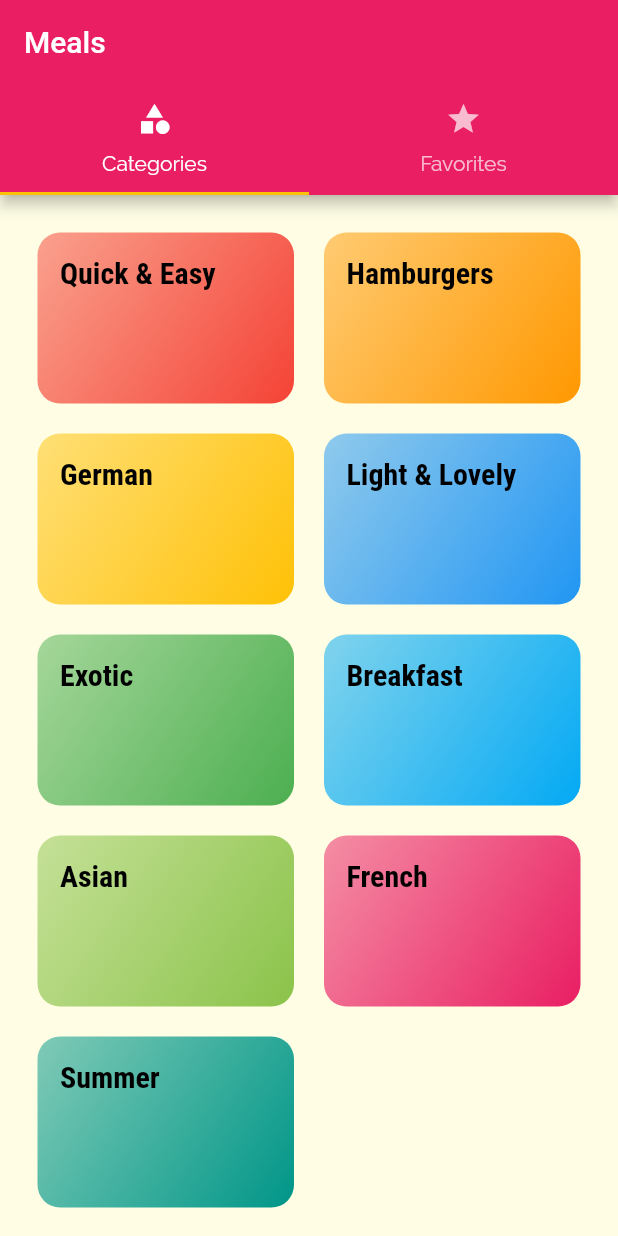
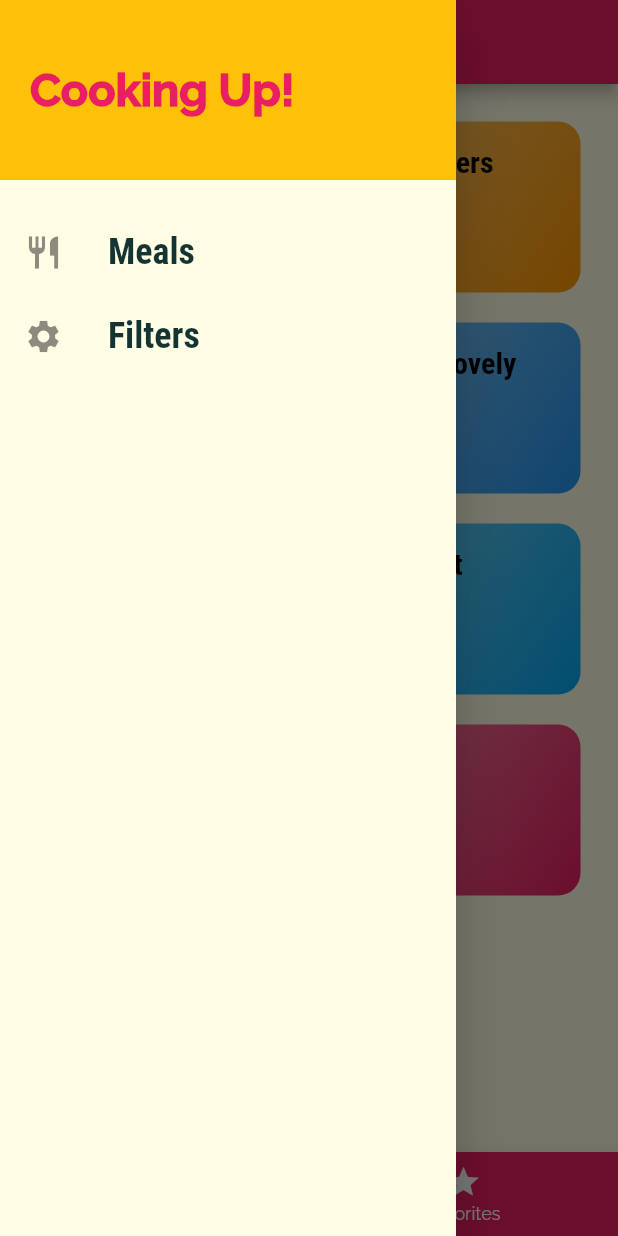
Before and after one commit to Hussain-7/Flutter_meals_app, a Flutter app: the screen it shows after launch, with the side drawer open (before the commit the screen has no drawer), on a phone screen of 412 x 824 dp. Run offline on Flutter 3.47's test engine with Material 2 defaults, Android fonts, the phone set to English and light mode, and no system bars.

Commit message:
side bar screen navigation added

```diff
--- a/lib/main.dart
+++ b/lib/main.dart
@@ -1,6 +1,7 @@
 import 'package:flutter/material.dart';
 import 'package:meal_app/screens/categories_screen.dart';
 import 'package:meal_app/screens/category_meals_screen.dart';
+import 'package:meal_app/screens/filters_screen.dart';
 import 'package:meal_app/screens/meal_detail_screen.dart';
 import 'package:meal_app/screens/tabs_screen.dart';
 
@@ -39,6 +40,7 @@ class MyApp extends StatelessWidget {
           '/': (ctx) => TabsScreen(),
           CategoryMealsScreen.route: (ctx) => CategoryMealsScreen(),
           MealDetailScreen.route: (ctx) => MealDetailScreen(),
+          FiltersScreen.route: (ctx) => FiltersScreen(),
         },
         // onGenerateRoute: (settings) {
         //   print(settings.name);
--- a/lib/screens/tabs_screen.dart
+++ b/lib/screens/tabs_screen.dart
@@ -1,6 +1,7 @@
 import 'package:flutter/material.dart';
 import 'package:meal_app/screens/categories_screen.dart';
 import 'package:meal_app/screens/favorites_screen.dart';
+import 'package:meal_app/widgets/main_drawer.dart';
 
 class TabsScreen extends StatefulWidget {
   const TabsScreen({Key? key}) : super(key: key);
@@ -10,33 +11,81 @@ class TabsScreen extends StatefulWidget {
 }
 
 class _TabsScreenState extends State<TabsScreen> {
+  List<Map<String, Object>> _pages = [
+    {'page': CategoriesScreen(), 'title': 'Categories'},
+    {'page': FavoritesScreen(), 'title': 'Your Favorites'},
+  ];
+  int _selectedPageIndex = 0;
+  void _selectPage(int index) {
+    setState(() {
+      _selectedPageIndex = index;
+    });
+  }
+
   @override
   Widget build(BuildContext context) {
-    return DefaultTabController(
-      length: 2,
-      child: Scaffold(
-        appBar: AppBar(
-          title: const Text('Meals'),
-          bottom: TabBar(
-            tabs: [
-              Tab(
-                icon: Icon(Icons.category),
-                text: 'Categories',
-              ),
-              Tab(
-                icon: Icon(Icons.star),
-                text: 'Favorites',
-              ),
-            ],
+    return Scaffold(
+      appBar: AppBar(
+        title: Text(_pages[_selectedPageIndex]['title'] as String),
+      ),
+      drawer: MainDrawer(),
+      body: _pages[_selectedPageIndex]['page'] as Widget,
+      bottomNavigationBar: BottomNavigationBar(
+        onTap: _selectPage,
+        backgroundColor: Theme.of(context).primaryColor,
+        unselectedItemColor: Colors.white,
+        selectedItemColor: Theme.of(context).accentColor,
+        currentIndex: _selectedPageIndex,
+        items: [
+          BottomNavigationBarItem(
+            backgroundColor: Theme.of(context).primaryColor,
+            icon: Icon(Icons.category),
+            label: 'Categories',
           ),
-        ),
-        body: TabBarView(
-          children: [
-            CategoriesScreen(),
-            FavoritesScreen(),
-          ],
-        ),
+          BottomNavigationBarItem(
+            backgroundColor: Theme.of(context).primaryColor,
+            icon: Icon(Icons.star),
+            label: 'Favorites',
+          ),
+        ],
       ),
     );
   }
 }
+
+
+
+
+
+
+
+
+
+    // ** Top Navigation can be used this way
+
+    //  DefaultTabController(
+    //   length: 2,
+    //   child: Scaffold(
+    //     appBar: AppBar(
+    //       title: const Text('Meals'),
+    //       bottom: TabBar(
+    //         tabs: [
+    //           Tab(
+    //             icon: Icon(Icons.category),
+    //             text: 'Categories',
+    //           ),
+    //           Tab(
+    //             icon: Icon(Icons.star),
+    //             text: 'Favorites',
+    //           ),
+    //         ],
+    //       ),
+    //     ),
+    //     body: TabBarView(
+    //       children: [
+    //         CategoriesScreen(),
+    //         FavoritesScreen(),
+    //       ],
+    //     ),
+    //   ),
+    // );
--- /dev/null
+++ b/lib/widgets/main_drawer.dart
@@ -0,0 +1,49 @@
+import 'package:flutter/material.dart';
+import 'package:meal_app/screens/filters_screen.dart';
+
+class MainDrawer extends StatelessWidget {
+  Widget buildListTile(String title, IconData icon, Function tapHandler) {
+    return ListTile(
+        leading: Icon(icon, size: 26),
+        title: Text(title,
+            style: TextStyle(
+              fontFamily: 'RobotoCondensed',
+              fontSize: 24,
+              fontWeight: FontWeight.bold,
+            )),
+        onTap: () => tapHandler());
+    ;
+  }
+
+  @override
+  Widget build(BuildContext context) {
+    return Drawer(
+      child: Column(
+        children: <Widget>[
+          Container(
+            height: 120,
+            width: double.infinity,
+            padding: EdgeInsets.all(20),
+            alignment: Alignment.centerLeft,
+            color: Theme.of(context).accentColor,
+            child: Text(
+              'Cooking Up!',
+              style: TextStyle(
+                fontWeight: FontWeight.w900,
+                fontSize: 30,
+                color: Theme.of(context).primaryColor,
+              ),
+            ),
+          ),
+          SizedBox(height: 20),
+          buildListTile("Meals", Icons.restaurant, () {
+            Navigator.of(context).pushNamed('/');
+          }),
+          buildListTile("Filters", Icons.settings, () {
+            Navigator.of(context).pushNamed(FiltersScreen.route);
+          }),
+        ],
+      ),
+    );
+  }
+}
```
Also changed, not shown: lib/screens/filters_screen.dart (added, +11 -0 lines).
